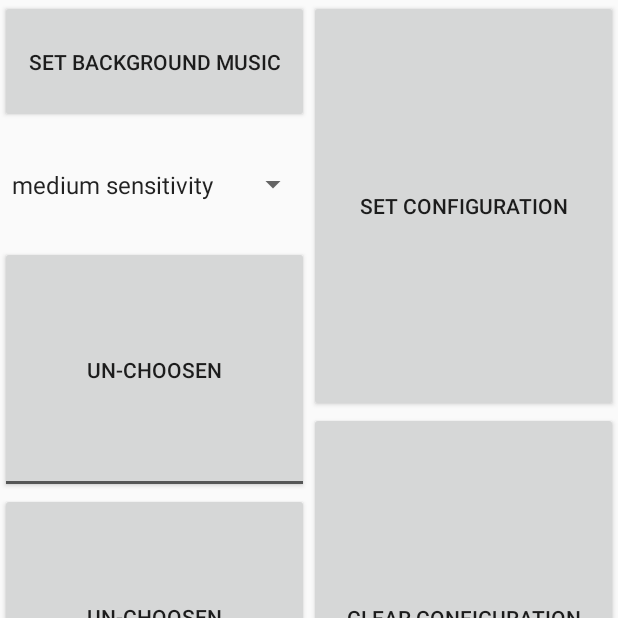
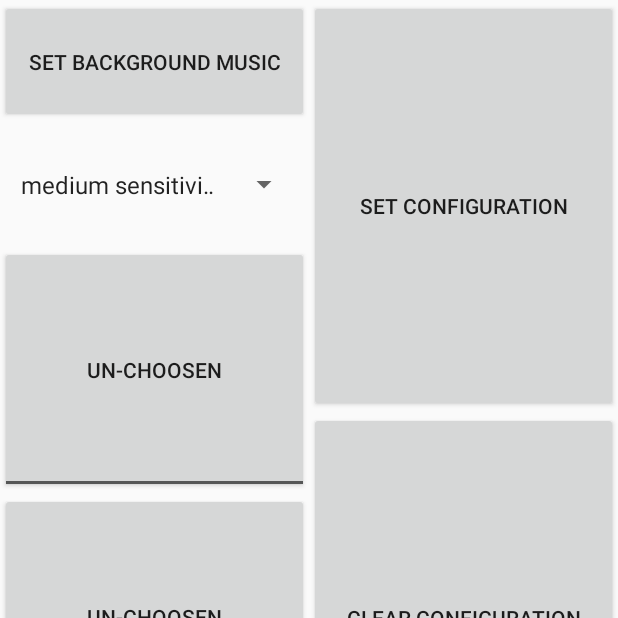
Before and after one commit to Noyloy/Omnistick, an Android app: the Setup screen opened directly, with no data from a screen before it, on a phone screen of 412 x 824 dp, the top half of it. Run offline under Robolectric (Android 15) with nearby library versions, the phone set to English and light mode, and no system bars.

Commit message:
material design improvement and sensitivity integration

```diff
--- a/app/src/main/res/layout/activity_setup.xml
+++ b/app/src/main/res/layout/activity_setup.xml
@@ -24,8 +24,10 @@
             android:layout_weight="0.5">
             <Spinner
                 android:id="@+id/sens_spinner"
+                android:layout_margin="9px"
                 android:layout_width="match_parent"
                 android:layout_height="match_parent"
+                android:spinnerMode="dropdown"
                 ></Spinner>
         </LinearLayout>
         <ToggleButton
```
